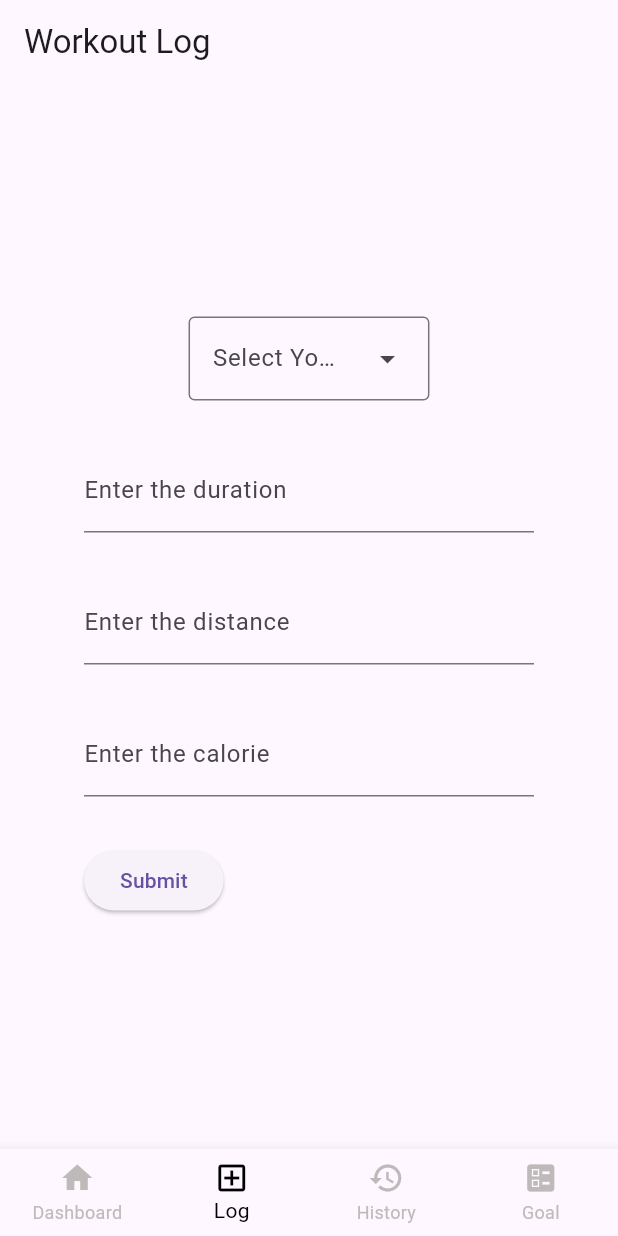
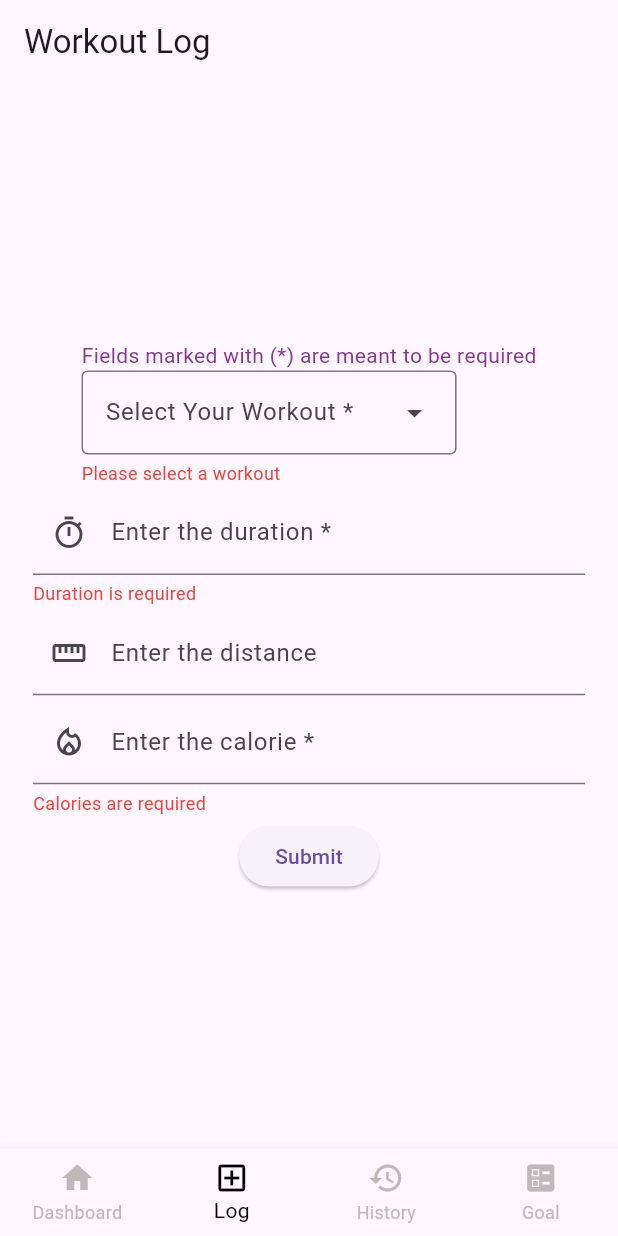
Before and after one commit to ShivahariRukesh/intern-projects, a Flutter app: the screen it shows after launch, item 2 of the bottom bar chosen, after a tap on "Submit", on a phone screen of 412 x 824 dp. Run offline on Flutter 3.47's test engine with Material 3 defaults, Android fonts, the light colour scheme and no system bars.

Commit message:
feat: Add ui validation message for empty text fields

```diff
--- a/fitness_tracker_app/lib/widgets/workout_form_widget.dart
+++ b/fitness_tracker_app/lib/widgets/workout_form_widget.dart
@@ -1,6 +1,6 @@
-import 'package:fitness_tracker_app/models/workout_model.dart';
 import 'package:flutter/material.dart';
 import 'package:flutter/services.dart';
+import 'package:fitness_tracker_app/models/workout_model.dart';
 
 class WorkoutFormWidget extends StatefulWidget {
   const WorkoutFormWidget({super.key});
@@ -21,65 +21,154 @@ class _WorkoutFormWidgetState
   final TextEditingController _workoutTypeController =
       TextEditingController();
 
+  String? _durationError;
+  String? _distanceError;
+  String? _calorieError;
+  String? _workoutError;
+
   void submitWorkoutForm() {
     setState(() {
+      _durationError = null;
+      _calorieError = null;
+      _workoutError = null;
+
+      // Require workout
+      if (_workoutTypeController.text.isEmpty) {
+        _workoutError = "Please select a workout";
+      }
+
+      // Require duration
+      if (_durationTextController.text.isEmpty) {
+        _durationError = "Duration is required";
+      }
+
+      // Require calories
+      if (_calorieTextController.text.isEmpty) {
+        _calorieError = "Calories are required";
+      }
+
+      // If all required fields are filled
+      if (_workoutError == null &&
+          _durationError == null &&
+          _calorieError == null) {
         addWorkout(
-        _workoutTypeController.text,
-        int.tryParse(_durationTextController.text)!,
-        double.tryParse(_calorieTextController.text)!,
-        double.tryParse(_distanceTextController.text),
+          _workoutTypeController.text.toLowerCase(),
+          int.parse(_durationTextController.text),
+          double.parse(_calorieTextController.text),
+          _distanceTextController.text.isEmpty
+              ? 0
+              : double.parse(_distanceTextController.text),
         );
+
+        // Clear inputs
+        _workoutTypeController.clear();
+        _durationTextController.clear();
+        _distanceTextController.clear();
+        _calorieTextController.clear();
+
+        ScaffoldMessenger.of(context).showSnackBar(
+          const SnackBar(
+            content: Text('Workout submitted!'),
+          ),
+        );
+      }
     });
   }
 
-  // @override
-  // void initState() {
-  //   super.initState();
-  //   _durationTextController.text = "0";
-  //   _distanceTextController.text = "0.0";
-  //   _calorieTextController.text = "0.0";
-  //   _workoutTypeController.text = "";
-  // }
+  @override
+  void dispose() {
+    _durationTextController.dispose();
+    _distanceTextController.dispose();
+    _calorieTextController.dispose();
+    _workoutTypeController.dispose();
+    super.dispose();
+  }
 
   @override
   Widget build(BuildContext context) {
     return Container(
-      decoration: BoxDecoration(
-        // color:
-      ),
       height: 400,
-      width: 300,
+      width: 400,
+      padding: const EdgeInsets.all(16),
       child: Column(
         mainAxisAlignment: MainAxisAlignment.spaceBetween,
         children: [
+          Column(
+            crossAxisAlignment: CrossAxisAlignment.start,
+            children: [
+              Text(
+                "Fields marked with (*) are meant to be required",
+                style: TextStyle(
+                  color: const Color.fromARGB(
+                    255,
+                    135,
+                    55,
+                    149,
+                  ),
+                ),
+              ),
               DropdownMenu(
+                width: 250,
+                controller: _workoutTypeController,
+                hintText: "Select Your Workout *",
                 onSelected: (String? value) =>
-                _workoutTypeController.text = value ?? "",
-            controller: _workoutTypeController,
-            hintText: "Select Your Workout",
+                    _workoutTypeController.text =
+                        value ?? "",
                 dropdownMenuEntries: WorkoutEnum.values
                     .map(
                       (workout) => DropdownMenuEntry(
-                    value: workout.name,
+                        value: workout.name.toUpperCase(),
                         label: workout.name.toUpperCase(),
                       ),
                     )
                     .toList(),
               ),
+              if (_workoutError != null)
+                Padding(
+                  padding: const EdgeInsets.only(top: 4),
+                  child: Text(
+                    _workoutError!,
+                    style: const TextStyle(
+                      color: Colors.red,
+                      fontSize: 12,
+                    ),
+                  ),
+                ),
+            ],
+          ),
 
-          //Wrap it up in reusable widget
+          Column(
+            crossAxisAlignment: CrossAxisAlignment.start,
+            children: [
               TextField(
                 controller: _durationTextController,
                 keyboardType: TextInputType.number,
-            inputFormatters: <TextInputFormatter>[
+                inputFormatters: [
                   FilteringTextInputFormatter.digitsOnly,
                 ],
-            decoration: InputDecoration(
-              label: Text("Enter the duration"),
-              hintText: "In Min",
+                decoration: const InputDecoration(
+                  prefixIcon: Icon(Icons.timer_outlined),
+                  labelText: "Enter the duration *",
+                  suffixText: "minutes",
                 ),
               ),
+              if (_durationError != null)
+                Padding(
+                  padding: const EdgeInsets.only(top: 4),
+                  child: Text(
+                    _durationError!,
+                    style: const TextStyle(
+                      color: Colors.red,
+                      fontSize: 12,
+                    ),
+                  ),
+                ),
+            ],
+          ),
 
+          Column(
+            crossAxisAlignment: CrossAxisAlignment.start,
+            children: [
               TextField(
                 controller: _distanceTextController,
                 keyboardType:
@@ -88,16 +177,34 @@ class _WorkoutFormWidgetState
                     ),
                 inputFormatters: [
                   FilteringTextInputFormatter.allow(
-                // Allows digits and one decimal point only
                     RegExp(r'^\d*\.?\d*'),
                   ),
                 ],
-            decoration: InputDecoration(
-              label: Text("Enter the distance"),
-              hintText: "In km",
+                decoration: const InputDecoration(
+                  prefixIcon: Icon(
+                    Icons.straighten_outlined,
+                  ),
+                  labelText: "Enter the distance",
+                  suffixText: "km",
                 ),
               ),
+              if (_distanceError != null)
+                Padding(
+                  padding: const EdgeInsets.only(top: 4),
+                  child: Text(
+                    _distanceError!,
+                    style: const TextStyle(
+                      color: Colors.red,
+                      fontSize: 12,
+                    ),
+                  ),
+                ),
+            ],
+          ),
 
+          Column(
+            crossAxisAlignment: CrossAxisAlignment.start,
+            children: [
               TextField(
                 controller: _calorieTextController,
                 keyboardType:
@@ -105,37 +212,40 @@ class _WorkoutFormWidgetState
                       decimal: true,
                     ),
                 inputFormatters: [
-              // Allows digits and one decimal point only
                   FilteringTextInputFormatter.allow(
                     RegExp(r'^\d*\.?\d*'),
                   ),
                 ],
-            decoration: InputDecoration(
-              label: Text("Enter the calorie"),
-              hintText: "In kCal",
+                decoration: const InputDecoration(
+                  prefixIcon: Icon(
+                    Icons.local_fire_department_outlined,
+                  ),
+                  labelText: "Enter the calorie *",
+                  suffixText: "kCal",
                 ),
               ),
-
-          Row(
-            children: [
-              ElevatedButton(
-                onPressed: () => submitWorkoutForm(),
-
-                child: Text("Submit"),
+              if (_calorieError != null)
+                Padding(
+                  padding: const EdgeInsets.only(top: 4),
+                  child: Text(
+                    _calorieError!,
+                    style: const TextStyle(
+                      color: Colors.red,
+                      fontSize: 12,
+                    ),
+                  ),
                 ),
             ],
+          ),
+
+          Center(
+            child: ElevatedButton(
+              onPressed: submitWorkoutForm,
+              child: const Text("Submit"),
+            ),
           ),
         ],
       ),
     );
   }
-
-  //Remove controllers from the cache when this widget is disposed
-  @override
-  void dispose() {
-    super.dispose();
-    _durationTextController.dispose();
-    _distanceTextController.dispose();
-    _calorieTextController.dispose();
 }
-}
```
Lines whose indentation alone changed are shown as unchanged.
